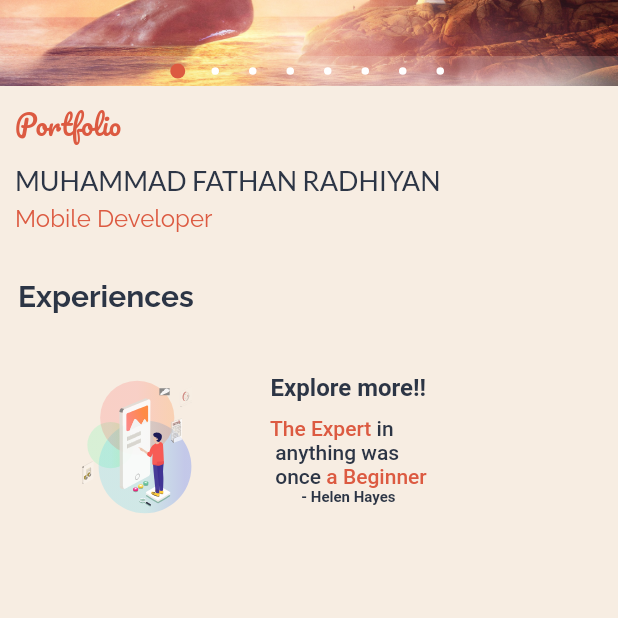
After one commit to fathanradhiyan/my_porto, a Flutter app: the screen it shows after launch, on a phone screen of 412 x 824 dp, the part 388-1006 px from its top. The commit adds this screen. Run offline on Flutter 3.47's test engine with Material 2 defaults, Android fonts, the phone set to English and light mode, and no system bars; drawn by our look-alikes of backdrop, carousel_pro, lottie; our stand-ins replace badges, flutter_icons, google_fonts, percent_indicator, shared_preferences; missing offline and left inert: list_tile_switch; network calls fail.

Commit message:
Update Refresh indicator

```diff
--- a/lib/screen/achievement.dart
+++ b/lib/screen/achievement.dart
@@ -1,10 +1,10 @@
 import 'package:flutter/material.dart';
 import 'package:google_fonts/google_fonts.dart';
-import 'package:my_porto/const/colors.dart';
 import 'package:my_porto/models/achievements_model.dart';
 import 'package:my_porto/provider/achievements_provider.dart';
 import 'package:my_porto/screen/empty_page.dart';
 import 'package:my_porto/widget/achievement_grid_card.dart';
+import 'package:my_porto/widget/custom_refresh_page.dart';
 import 'package:provider/provider.dart';
 
 class Achievement extends StatelessWidget {
@@ -24,7 +24,8 @@ class Achievement extends StatelessWidget {
                     color: Theme.of(context).textSelectionColor),
               ),
             ),
-            body: GridView.count(
+            body: CustomRefreshPage(
+              child: GridView.count(
                 crossAxisCount: 2,
                 childAspectRatio: 250 / 360, // feedsProducts width/height
                 // crossAxisSpacing: 8,
@@ -35,6 +36,7 @@ class Achievement extends StatelessWidget {
                     child: AchievementGridCard(),
                   );
                 }),
+              ),
             ));
   }
 }
--- a/lib/screen/home.dart
+++ b/lib/screen/home.dart
@@ -1,6 +1,5 @@
 import 'package:backdrop/app_bar.dart';
 import 'package:backdrop/button.dart';
-import 'package:backdrop/navigation.dart';
 import 'package:backdrop/scaffold.dart';
 import 'package:carousel_pro/carousel_pro.dart';
 import 'package:flutter/cupertino.dart';
@@ -10,9 +9,9 @@ import 'package:my_porto/const/colors.dart';
 import 'package:my_porto/models/experiences_model.dart';
 import 'package:my_porto/provider/dark_theme_provider.dart';
 import 'package:my_porto/provider/experiences_provider.dart';
-import 'package:my_porto/screen/empty_page.dart';
 import 'package:my_porto/screen/experience_empty.dart';
 import 'package:my_porto/widget/back_layer_menu.dart';
+import 'package:my_porto/widget/custom_refresh_page.dart';
 import 'package:my_porto/widget/experience_card_widget.dart';
 import 'package:provider/provider.dart';
 
@@ -80,7 +79,8 @@ class _HomeState extends State<Home> {
           ],
         ),
         stickyFrontLayer: true,
-        frontLayer: SingleChildScrollView(
+        frontLayer: CustomRefreshPage(
+          child: SingleChildScrollView(
             scrollDirection: Axis.vertical,
             child: Column(
               crossAxisAlignment: CrossAxisAlignment.start,
@@ -120,7 +120,7 @@ class _HomeState extends State<Home> {
                     crossAxisAlignment: CrossAxisAlignment.start,
                     children: [
                       Text(
-                      'Portofolio',
+                        'Portfolio',
                         style: GoogleFonts.pacifico(
                           color: ColorsConsts.flamingo,
                           fontWeight: FontWeight.w500,
@@ -188,6 +188,7 @@ class _HomeState extends State<Home> {
               ],
             ),
           ),
+        ),
         backLayer: BackLayerMenu(),
       ),
     );
--- a/lib/screen/my_porto.dart
+++ b/lib/screen/my_porto.dart
@@ -3,10 +3,12 @@ import 'package:google_fonts/google_fonts.dart';
 import 'package:my_porto/models/portfolio_model.dart';
 import 'package:my_porto/provider/portfolio_provider.dart';
 import 'package:my_porto/screen/empty_page.dart';
+import 'package:my_porto/widget/custom_refresh_page.dart';
 import 'package:my_porto/widget/portfolio_card_widget.dart';
 import 'package:provider/provider.dart';
 
 class MyPorto extends StatelessWidget {
+
   @override
   Widget build(BuildContext context) {
     final portfolioProviders = Provider.of<PortfolioProvider>(context);
@@ -25,7 +27,8 @@ class MyPorto extends StatelessWidget {
                 color: Theme.of(context).textSelectionColor),
           ),
         ),
-        body: Container(
+        body: CustomRefreshPage(
+          child: Container(
             child: ListView(
               scrollDirection: Axis.vertical,
               children: List.generate(portfolioLists.length, (index) {
@@ -38,6 +41,7 @@ class MyPorto extends StatelessWidget {
                 );
               }),
             ),
+          ),
         ));
   }
 }
--- /dev/null
+++ b/lib/widget/custom_refresh_page.dart
@@ -0,0 +1,32 @@
+import 'package:flutter/material.dart';
+import 'package:my_porto/const/colors.dart';
+
+class CustomRefreshPage extends StatefulWidget {
+  final Widget child;
+
+  const CustomRefreshPage({Key key, this.child}) : super(key: key);
+
+
+
+
+  @override
+  _CustomRefreshPageState createState() => _CustomRefreshPageState();
+}
+
+class _CustomRefreshPageState extends State<CustomRefreshPage> {
+
+  Future<void> _refresh() {
+    return Future.delayed(
+        Duration(seconds: 1)
+    );
+  }
+
+  @override
+  Widget build(BuildContext context) {
+    return RefreshIndicator(
+      onRefresh: _refresh,
+      color: ColorsConsts.flamingo,
+      child: widget.child,
+    );
+  }
+}
```
Also changed, not shown: lib/screen/academic.dart (+4 -7 lines). Lines whose indentation alone changed are shown as unchanged.
